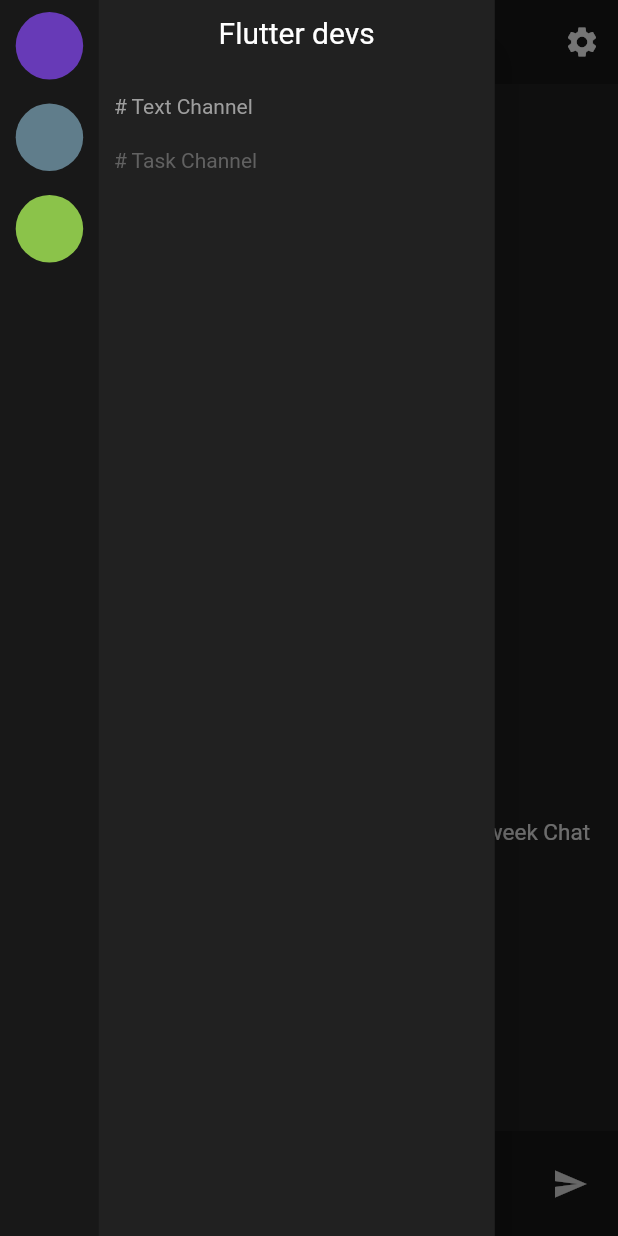
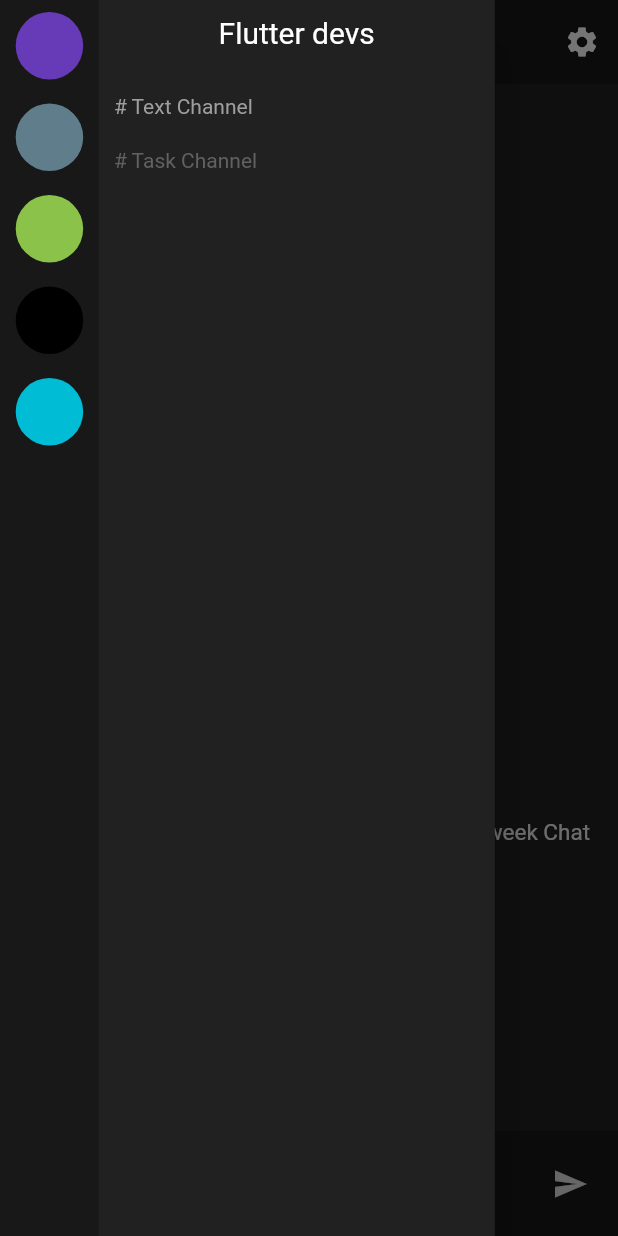
Before and after one commit to madhuvanthi27/softrate_manager, a Flutter app: the screen it shows after launch, with the side drawer open, on a phone screen of 412 x 824 dp. Run offline on Flutter 3.47's test engine with Material 2 defaults, Android fonts, the phone set to English and light mode, and no system bars.

Commit message:
added groupid as an key to get data from storage added a Map Users which has user details changed switching by group name to switching by group id in home, text, task

```diff
--- a/lib/screens/TextorTask/Task/Task.dart
+++ b/lib/screens/TextorTask/Task/Task.dart
@@ -4,9 +4,9 @@ import 'package:softrate_manager/screens/TextorTask/Task/Tasks/TaskDetails.dart'
 import 'package:softrate_manager/services/Storage.dart';
 
 class Task extends StatefulWidget {
-  String currentGroupName;
+  int currentGroupId;
 
-  Task({this.currentGroupName});
+  Task({this.currentGroupId});
 
   @override
   _TaskState createState() => _TaskState();
@@ -27,7 +27,7 @@ class _TaskState extends State<Task> {
     //Do not Touch
 
     TaskList.clear();
-    Tasksdata = data.Groups[widget.currentGroupName]['tasks'];
+    Tasksdata = data.Groups[widget.currentGroupId]['tasks'];
 
     for(int i=0;i<Tasksdata.length;i++)
     {
--- a/lib/screens/TextorTask/Text/Text.dart
+++ b/lib/screens/TextorTask/Text/Text.dart
@@ -6,7 +6,7 @@ import 'package:softrate_manager/services/Storage.dart';
 
 
 class TEXT extends StatefulWidget {
-  String currentGroupName;
+  int currentGroupId;
   /*
   List<Messages> MessageList=[
     Messages(text: 'Heyy',sender: 'Ganesh',bg: Colors.deepPurple),
@@ -23,7 +23,7 @@ class TEXT extends StatefulWidget {
     Messages(text: 'One day tha agum',sender: 'Santhosh',bg: Colors.indigo),
     Messages(text: 'Mark as read',sender: 'Swathika',bg: Colors.amber),
   ];*/
-  TEXT({this.currentGroupName});
+  TEXT({this.currentGroupId});
 
   @override
   _TEXTState createState() => _TEXTState();
@@ -38,9 +38,9 @@ class _TEXTState extends State<TEXT> {
   @override
   Widget build(BuildContext context) {
 
-    print(widget.currentGroupName);
+    print(widget.currentGroupId);
     MessageList.clear();
-    messageData = details.Groups[widget.currentGroupName]['messages'];
+    messageData = details.Groups[widget.currentGroupId]['messages'];
 
     for(int i=messageData.length-1;i>=0;i--)
     {
--- a/lib/screens/groups/Groups.dart
+++ b/lib/screens/groups/Groups.dart
@@ -3,9 +3,10 @@ import 'package:flutter/material.dart';
 
 class Groups{
 
+  int groupId;
   String groupName;
   Color grpBg;
 
-  Groups({this.groupName,this.grpBg});
+  Groups({this.groupId,this.groupName,this.grpBg});
 
 }
--- a/lib/screens/home/home.dart
+++ b/lib/screens/home/home.dart
@@ -10,8 +10,9 @@ class Home extends StatefulWidget {
 }
 
 class _HomeState extends State<Home> {
-
+  int currentGroupId;
   String currentGroupName;
+  int currentUserId=1;
 
   Color textColor = Colors.grey;
   Color taskColor = Colors.grey[700];
@@ -48,11 +49,13 @@ class _HomeState extends State<Home> {
   {
     super.initState();
 
-    groups=details.Groups.keys.toList();
-    currentGroupName=groups[0];
+    groups=details.Users[currentUserId]['groups'];
+    print(groups);
+    currentGroupId=groups[0];
+    currentGroupName=details.Groups[currentGroupId]['groupName'];
     for(int i=0;i<groups.length;i++)
     {
-      groupDetails.add(Groups(groupName: groups[i],grpBg:details.Groups[groups[i]]['groupBg']));
+      groupDetails.add(Groups(groupId:groups[i],groupName: details.Groups[groups[i]]['groupName'],grpBg:details.Groups[groups[i]]['groupBg']));
     }
     print('groups');
 
@@ -60,8 +63,8 @@ class _HomeState extends State<Home> {
 
   Widget build(BuildContext context) {
 
-    TEXT textPage = TEXT(currentGroupName: currentGroupName);
-    Task taskPage = Task(currentGroupName: currentGroupName);
+    TEXT textPage = TEXT(currentGroupId: currentGroupId);
+    Task taskPage = Task(currentGroupId: currentGroupId);
 
     return Scaffold(
       backgroundColor: Colors.grey[900],
@@ -81,6 +84,7 @@ class _HomeState extends State<Home> {
                       return GestureDetector(
                         onTap: (){
                           setState(() {
+                            currentGroupId = groupDetails[index].groupId;
                             currentGroupName = groupDetails[index].groupName;
                             Navigator.pop(context);
                           });
--- a/lib/services/Storage.dart
+++ b/lib/services/Storage.dart
@@ -3,12 +3,68 @@ import 'package:flutter/material.dart';
 
 class storage
 {
-  Map employee={
-
+  Map Users={
+      1:
+      {'Empname': 'Ganesh',
+        'groups': [1,2,3,4,5],
+        'Empbg': Colors.deepPurple,
+        'position': 'admin',
+      },
+      2:
+      {
+        'Empname': 'Avinash',
+        'groups': [1,2,3,4,5],
+        'Empbg': Colors.red,
+        'position': 'developer',
+      },
+      3:
+      {
+        'Empname': 'Santhosh',
+        'groups': [1,2,3],
+        'Empbg': Colors.indigo,
+        'position': 'developer',
+      },
+      4:
+      {
+        'Empname': 'Swathika',
+        'groups': [1,2,3,4],
+        'Empbg': Colors.amber,
+        'position': 'developer',
+      },
+      5:
+      {
+        'Empname': 'Madhu',
+        'groups': [1,2,3,4],
+        'Empbg': Colors.teal,
+        'position': 'developer',
+      },
+      6:
+      {
+        'Empname': 'Balaji',
+        'groups': [2],
+        'Empbg': Colors.blueGrey,
+        'position': 'CEO',
+      },
+      7:
+      {
+        'Empname': 'Morty',
+        'groups': [3,5],
+        'Empbg': Colors.yellow,
+        'position': 'wingman',
+      },
+      8:
+      {
+        'Empname': 'Rick',
+        'groups': [3,5],
+        'Empbg': Colors.lightGreen,
+        'position': 'scientist',
+      }
   };
   Map Groups={
-    'Flutter devs':
-    {'messages':[
+    1:
+    {
+      'groupName':'Flutter devs',
+      'messages':[
           {'sender': 'Ganesh', 'text': 'Heyy', 'bg': Colors.deepPurple},
           {'sender': 'Avinash', 'text': 'Heyyyyy', 'bg': Colors.red},
           {'sender': 'Santhosh', 'text': 'Hey', 'bg': Colors.indigo},
@@ -47,8 +103,10 @@ class storage
            ],
       'groupBg':Colors.deepPurple,
     },
-    'Softrate App dev':
-    {'messages':[
+    2:
+    {
+      'groupName':'Softrate App dev',
+      'messages':[
       {'sender': 'Balaji', 'text': 'Heyy guys !', 'bg': Colors.blueGrey},
       {'sender': 'Balaji', 'text': 'How\'s the project goin on? ', 'bg': Colors.blueGrey},
       {'sender': 'Ganesh', 'text': 'Heyy', 'bg': Colors.deepPurple},
@@ -79,8 +137,10 @@ class storage
       ],
       'groupBg':Colors.blueGrey,
     },
-    'Rick n Morty':
-    {'messages':[
+    3:
+    {
+      'groupName':'Rick n morty',
+      'messages':[
       {'sender': 'Rick', 'text': 'Hey Mortyyy', 'bg': Colors.lightGreen},
       {'sender': 'Rick', 'text': 'Check this out.', 'bg': Colors.lightGreen},
       {'sender': 'Rick', 'text': 'Wubba lubba dubb dubb', 'bg': Colors.lightGreen},
@@ -118,6 +178,20 @@ class storage
       ],
       'groupBg':Colors.lightGreen,
     },
+    4:
+    {
+      'groupName':'Flutter devs new',
+      'messages':[],
+      'tasks': [],
+      'groupBg':Colors.black,
+    },
+    5:
+    {
+      'groupName':'Infinite possiblities',
+      'messages':[],
+      'tasks':[],
+      'groupBg':Colors.cyan,
+    }
 
     };
 }
```
